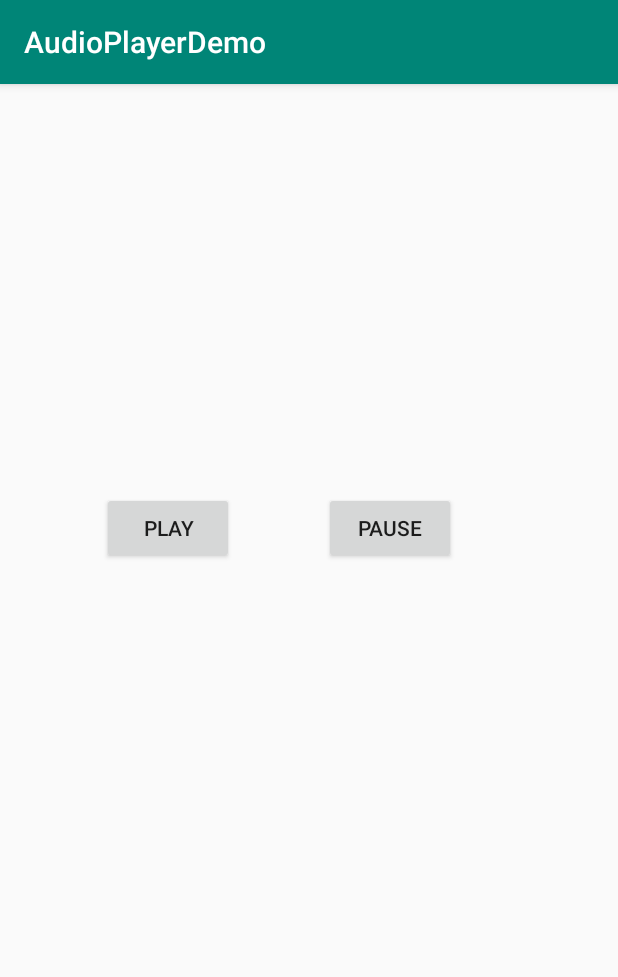
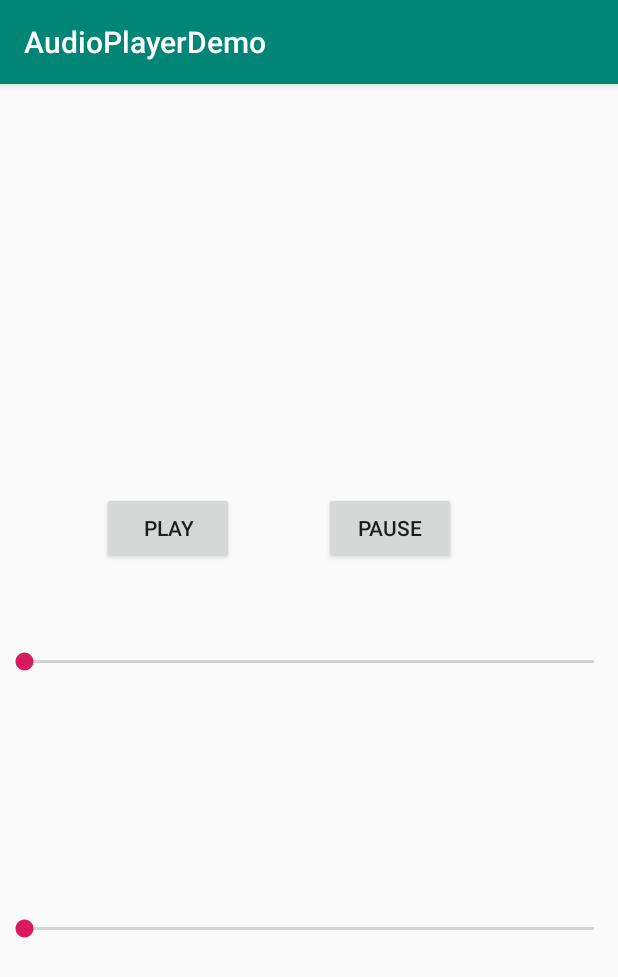
Before and after one commit to salemalem/AudioPlayerDemo, an Android app: the screen it shows after launch (MainActivity), on a phone screen of 412 x 824 dp. Shown: the top 977 px of the screen. Run offline under Robolectric (Android 15) with nearby library versions, the phone set to English and light mode, and no system bars.

Commit message:
Advanced Audio Player. You can control volume, and scrub seeker to move the audio time.

```diff
--- a/app/src/main/java/com/example/audioplayerdemo/MainActivity.java
+++ b/app/src/main/java/com/example/audioplayerdemo/MainActivity.java
@@ -2,12 +2,20 @@
 
 import androidx.appcompat.app.AppCompatActivity;
 
+import android.content.Context;
+import android.media.AudioManager;
 import android.media.MediaPlayer;
 import android.os.Bundle;
+import android.util.Log;
 import android.view.View;
+import android.widget.SeekBar;
+
+import java.util.Timer;
+import java.util.TimerTask;
 
 public class MainActivity extends AppCompatActivity {
     MediaPlayer mPlayer;
+    AudioManager audioManager;
 
     public void playAudio(View view) {
 //        mPlayer = MediaPlayer.create(this, R.raw.demoaudio);
@@ -24,6 +32,61 @@
         setContentView(R.layout.activity_main);
 
         mPlayer = MediaPlayer.create(this, R.raw.demoaudio);
-//        mPlayer.start();
+        audioManager = (AudioManager) getSystemService(Context.AUDIO_SERVICE);
+        int maxVolume = audioManager.getStreamMaxVolume(AudioManager.STREAM_MUSIC);
+        int curVolume = audioManager.getStreamVolume(AudioManager.STREAM_MUSIC);
+
+        SeekBar volumeControl = (SeekBar) findViewById(R.id.volumeControl);
+        volumeControl.setMax(maxVolume);
+        volumeControl.setProgress(curVolume);
+
+        volumeControl.setOnSeekBarChangeListener(new SeekBar.OnSeekBarChangeListener() {
+            @Override
+            public void onProgressChanged(SeekBar seekBar, int progress, boolean fromUser) {
+//                Log.i("Seekbar value", Integer.toString(progress));
+                audioManager.setStreamVolume(audioManager.STREAM_MUSIC, progress, 0);
+            }
+
+            @Override
+            public void onStartTrackingTouch(SeekBar seekBar) {
+
+            }
+
+            @Override
+            public void onStopTrackingTouch(SeekBar seekBar) {
+
+            }
+        });
+
+
+
+        final SeekBar scrubber = (SeekBar) findViewById(R.id.scrubber);
+        scrubber.setMax(mPlayer.getDuration());
+
+        new Timer().scheduleAtFixedRate(new TimerTask() {
+            @Override
+            public void run() {
+                scrubber.setProgress(mPlayer.getCurrentPosition());
+            }
+        }, 0, 100);
+
+        scrubber.setOnSeekBarChangeListener(new SeekBar.OnSeekBarChangeListener() {
+            @Override
+            public void onProgressChanged(SeekBar seekBar, int progress, boolean fromUser) {
+//                Log.i("scrubber value", Integer.toString(progress));
+                mPlayer.seekTo(progress);
+            }
+
+            @Override
+            public void onStartTrackingTouch(SeekBar seekBar) {
+
+            }
+
+            @Override
+            public void onStopTrackingTouch(SeekBar seekBar) {
+
+            }
+        });
+
     }
 }
--- a/app/src/main/res/layout/activity_main.xml
+++ b/app/src/main/res/layout/activity_main.xml
@@ -29,4 +29,22 @@
         android:text="Pause"
         app:layout_constraintStart_toEndOf="@+id/play"
         app:layout_constraintTop_toTopOf="parent" />
+
+    <SeekBar
+        android:id="@+id/volumeControl"
+        android:layout_width="match_parent"
+        android:layout_height="wrap_content"
+        android:layout_marginTop="376dp"
+        app:layout_constraintEnd_toEndOf="parent"
+        app:layout_constraintHorizontal_bias="0.0"
+        app:layout_constraintStart_toStartOf="parent"
+        app:layout_constraintTop_toTopOf="parent" />
+
+    <SeekBar
+        android:id="@+id/scrubber"
+        android:layout_width="match_parent"
+        android:layout_height="wrap_content"
+        android:layout_marginTop="160dp"
+        app:layout_constraintStart_toStartOf="parent"
+        app:layout_constraintTop_toBottomOf="@+id/volumeControl" />
 </androidx.constraintlayout.widget.ConstraintLayout>
```
